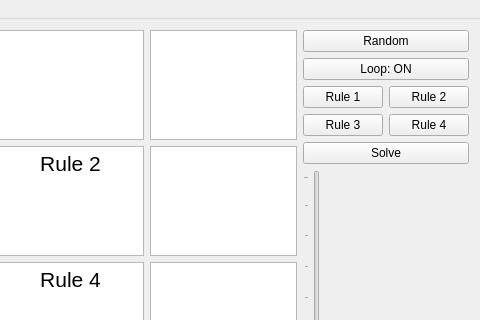
This is game.ui in abcsds/QColors as Qt 5 draws it before an edit; both pictures show x 320 to 800 and y 0 to 320 of the 800 by 500 pixel window. The edited form follows.
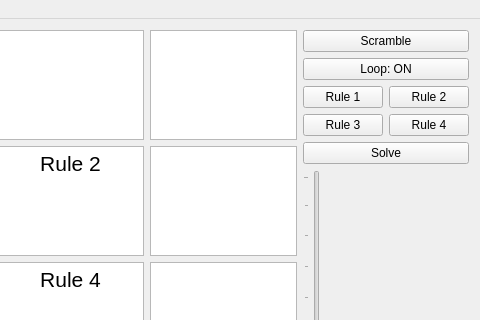
This is the edited form.

```diff
--- a/game.ui
+++ b/game.ui
@@ -228,7 +228,7 @@
       <item>
        <widget class="QPushButton" name="RandomButton">
         <property name="text">
-         <string>Random</string>
+         <string>Scramble</string>
         </property>
        </widget>
       </item>
```
